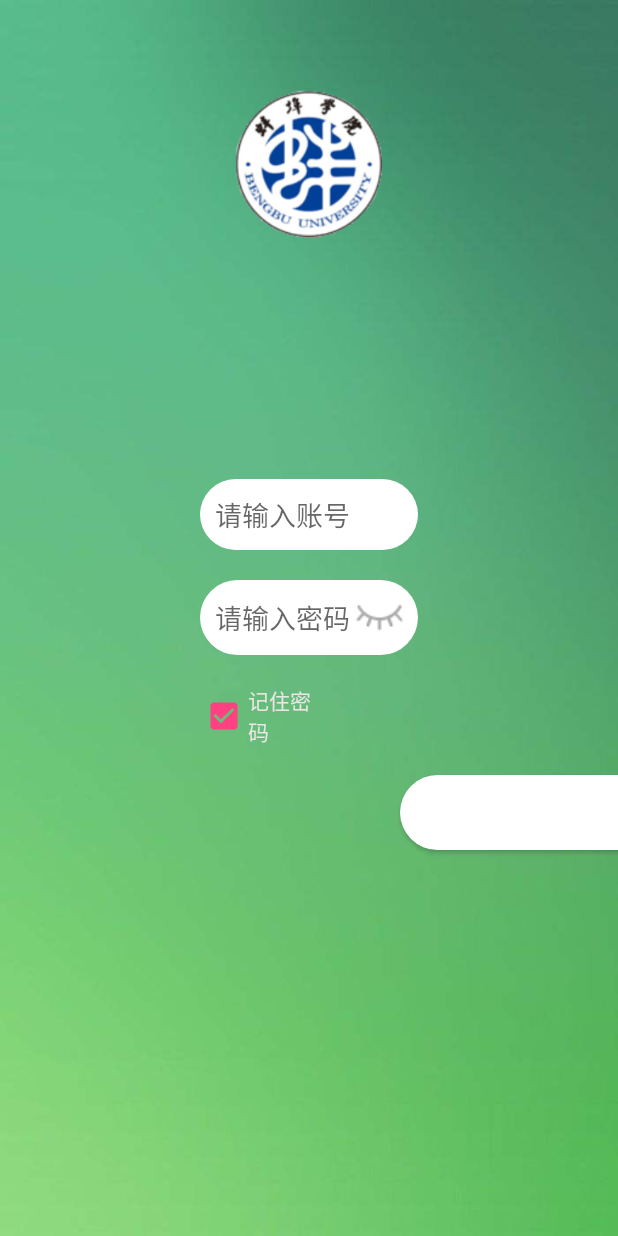
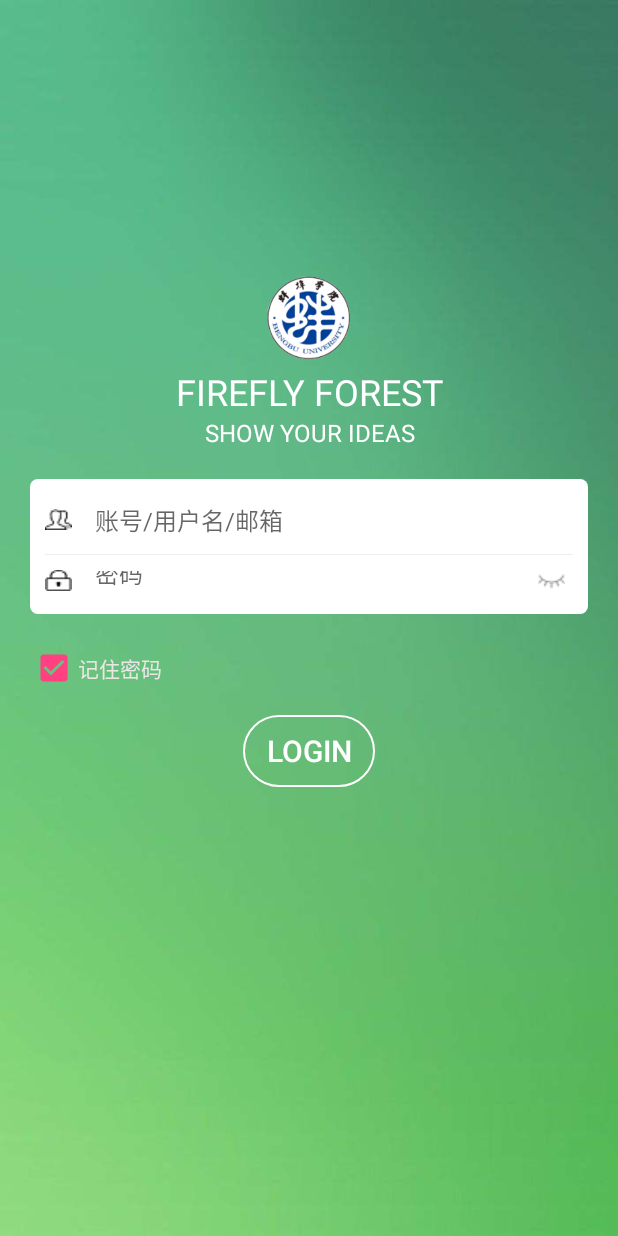
Before and after one commit to DLWangSan/bbusport, an Android app: the screen it shows after launch (MainActivity), on a phone screen of 412 x 824 dp. Run offline under Robolectric (Android 15) with nearby library versions, the phone set to English and light mode, and no system bars; libraries missing offline, so code that uses them is left out: org.zackratos.ultimatebar; 2 statements that could not run were skipped.

Commit message:
添加首页登录动画，布局有待进一步改进

```diff
--- /dev/null
+++ b/app/src/main/res/drawable/radius_drawable_bg.xml
@@ -0,0 +1,6 @@
+<?xml version="1.0" encoding="utf-8"?>
+<shape xmlns:android="http://schemas.android.com/apk/res/android" >
+    <corners android:radius="5dip"/>
+    <solid android:color="#ffffff"/>
+
+</shape>
--- /dev/null
+++ b/app/src/main/res/drawable/text_bg.xml
@@ -0,0 +1,11 @@
+<?xml version="1.0" encoding="utf-8"?>
+<shape xmlns:android="http://schemas.android.com/apk/res/android"
+    >
+
+    <corners android:radius="50dip"/>
+
+    <stroke
+        android:width="1dip"
+        android:color="#ffffff" />
+
+</shape>
--- a/app/src/main/res/layout/activity_main.xml
+++ b/app/src/main/res/layout/activity_main.xml
@@ -4,60 +4,82 @@
     android:layout_width="match_parent"
     android:layout_height="match_parent"
     android:background="@drawable/back_main">
-    <EditText
-        android:id="@+id/id"
+
+    <LinearLayout
         android:layout_width="match_parent"
         android:layout_height="wrap_content"
-        android:layout_marginBottom="10dp"
-        android:layout_marginRight="200px"
-        android:layout_marginLeft="200px"
-        android:background="@drawable/editsharp"
-        android:hint="请输入账号"
-        android:layout_above="@id/pwd" />
+        android:layout_above="@id/reTemp"
+        android:orientation="vertical" >
 
-    <EditText
-        android:id="@+id/pwd"
+        <ImageView
+            android:layout_width="55dip"
+            android:layout_height="55dip"
+            android:layout_gravity="center_horizontal"
+            android:src="@drawable/xuexiao" />
+
+        <TextView
+            android:layout_width="fill_parent"
+            android:layout_height="wrap_content"
+            android:layout_marginTop="5dip"
+            android:gravity="center"
+            android:text="FIREFLY FOREST"
+            android:textColor="#ffffff"
+            android:textSize="24sp" />
+
+        <TextView
+            android:layout_width="fill_parent"
+            android:layout_height="wrap_content"
+            android:gravity="center"
+            android:text="SHOW YOUR IDEAS"
+            android:textColor="#ffffff"
+            android:textSize="16sp" />
+    </LinearLayout>
+
+    <RelativeLayout
+        android:id="@+id/reTemp"
         android:layout_width="match_parent"
         android:layout_height="wrap_content"
-        android:layout_marginTop="10dp"
-        android:layout_centerInParent="true"
-        android:layout_marginRight="200px"
-        android:layout_marginLeft="200px"
-        android:background="@drawable/editsharp"
-        android:drawableRight="@drawable/biyan"
-        android:inputType="textPassword"
-        android:hint="请输入密码" />
+        android:layout_centerInParent="true" >
 
-    <Button
-        android:id="@+id/ok"
-        android:layout_width="500dp"
-        android:layout_height="50dp"
-        android:layout_marginTop="80dp"
-        android:text="登录"
-        android:layout_below="@id/pwd"
-        android:layout_marginRight="400px"
-        android:layout_marginLeft="400px"
-        android:background="@drawable/btn_circle"
-        android:textSize="25dp"
-        android:textColor="#1bde4f" />
+        <include
+            android:id="@+id/input_layout"
+            android:layout_width="match_parent"
+            android:layout_height="130dip"
+            layout="@layout/input_layout" />
 
-    <ImageView
-        android:id="@+id/image_view"
-        android:layout_width="98dp"
-        android:layout_height="98dp"
-        android:src="@drawable/xuexiao"
-        android:layout_marginTop="60dp"
-        android:layout_centerHorizontal="true"/>
+        <include
+            android:id="@+id/layout_progress"
+            android:layout_width="match_parent"
+            android:layout_height="130dip"
+            layout="@layout/layout_progress"
+            android:visibility="gone" />
 
-    <CheckBox
+        <Button
+            android:id="@+id/ok"
+            android:layout_width="wrap_content"
+            android:layout_height="wrap_content"
+            android:layout_below="@+id/remembPwd"
+            android:layout_centerInParent="true"
+            android:layout_marginTop="15dip"
+            android:background="@drawable/text_bg"
+            android:gravity="center"
+            android:paddingBottom="2dip"
+            android:paddingLeft="15dip"
+            android:paddingRight="15dip"
+            android:paddingTop="2dip"
+            android:text="Login"
+            android:textColor="#ffffff"
+            android:textSize="20sp" />
+        <CheckBox
         android:text="记住密码"
         android:id="@+id/remembPwd"
         android:layout_width="wrap_content"
         android:layout_height="wrap_content"
-        android:layout_below="@id/pwd"
+        android:layout_below="@id/input_layout"
         android:layout_marginRight="300px"
-        android:layout_marginLeft="200px"
-        android:layout_marginTop="20dp"
-        android:textColor="#fcece7e6"
-        />
+        android:layout_marginLeft="30px"
+        android:layout_marginTop="0dp"
+        android:textColor="#fcece7e6" />
+    </RelativeLayout>
+
 </RelativeLayout >
--- /dev/null
+++ b/app/src/main/res/layout/input_layout.xml
@@ -0,0 +1,71 @@
+<?xml version="1.0" encoding="utf-8"?>
+<LinearLayout xmlns:android="http://schemas.android.com/apk/res/android"
+    xmlns:tools="http://schemas.android.com/tools"
+    android:layout_width="match_parent"
+    android:layout_height="wrap_content"
+    android:orientation="vertical" >
+
+    <LinearLayout
+        android:layout_width="match_parent"
+        android:layout_height="wrap_content"
+        android:layout_margin="20dip"
+        android:background="@drawable/radius_drawable_bg"
+        android:orientation="vertical"
+        android:padding="10dip" >
+
+        <LinearLayout
+            android:id="@+id/input_layout_name"
+            android:layout_width="match_parent"
+            android:layout_height="wrap_content"
+            android:gravity="center_vertical"
+            android:orientation="horizontal" >
+
+            <ImageView
+                android:layout_width="wrap_content"
+                android:layout_height="wrap_content"
+                android:src="@drawable/zhanghao" />
+
+            <EditText
+                android:id="@+id/id"
+                android:layout_width="match_parent"
+                android:layout_height="wrap_content"
+                android:layout_marginLeft="10dip"
+                android:hint="账号/用户名/邮箱"
+                android:background="@drawable/editsharp"
+                android:padding="5dip"
+                android:textSize="16sp" />
+        </LinearLayout>
+
+        <View
+            android:layout_width="match_parent"
+            android:layout_height="1px"
+            android:layout_marginBottom="5dip"
+            android:layout_marginTop="5dip"
+            android:background="#eeeeee" />
+
+        <LinearLayout
+            android:id="@+id/input_layout_psw"
+            android:layout_width="match_parent"
+            android:layout_height="wrap_content"
+            android:gravity="center_vertical"
+            android:orientation="horizontal" >
+
+            <ImageView
+                android:layout_width="wrap_content"
+                android:layout_height="wrap_content"
+                android:src="@drawable/mima" />
+
+            <EditText
+                android:id="@+id/pwd"
+                android:layout_width="match_parent"
+                android:layout_height="wrap_content"
+                android:layout_marginLeft="10dip"
+                android:background="@drawable/editsharp"
+                android:hint="密码"
+                android:inputType="textPassword"
+                android:drawableRight="@drawable/biyan"
+                android:padding="5dip"
+                android:textSize="16sp" />
+        </LinearLayout>
+    </LinearLayout>
+</LinearLayout>
```
Also changed, not shown: app/src/main/java/com/dlws/bbusport/JellyInterpolator.java (added, +19 -0 lines), app/src/main/java/com/dlws/bbusport/MainActivity.java (+156 -8 lines), app/src/main/res/drawable/rotate_layout_bg.xml (added, +8 -0 lines), app/src/main/res/layout/layout_progress.xml (added, +23 -0 lines), app/src/main/res/drawable/back.jpg (added), app/src/main/res/drawable/biyan.png, app/src/main/res/drawable/mima.png (added), app/src/main/res/drawable/zhanghao.png (added), app/src/main/res/drawable/zhengyan.png.
